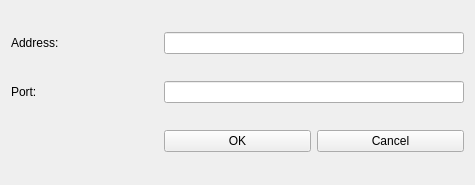
This is ui/address-input.ui in berndhs/arado as Qt 5 draws it before an edit. The edited form follows.
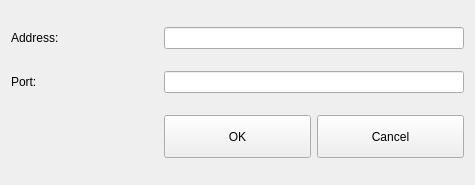
This is the edited form. Icons and pictures are not drawn.

Commit message: added buttons, items under menu, renamed.

Diff of the .ui file:
```diff
--- a/ui/address-input.ui
+++ b/ui/address-input.ui
@@ -36,16 +36,48 @@
    </item>
    <item row="2" column="1">
     <widget class="QPushButton" name="okButton">
+     <property name="minimumSize">
+      <size>
+       <width>0</width>
+       <height>43</height>
+      </size>
+     </property>
      <property name="text">
       <string>OK</string>
      </property>
+     <property name="icon">
+      <iconset resource="../arado.qrc">
+       <normaloff>:/images/button_ok.png</normaloff>:/images/button_ok.png</iconset>
+     </property>
+     <property name="iconSize">
+      <size>
+       <width>32</width>
+       <height>32</height>
+      </size>
+     </property>
     </widget>
    </item>
    <item row="2" column="2">
     <widget class="QPushButton" name="cancelButton">
+     <property name="minimumSize">
+      <size>
+       <width>0</width>
+       <height>43</height>
+      </size>
+     </property>
      <property name="text">
       <string>Cancel</string>
      </property>
+     <property name="icon">
+      <iconset resource="../arado.qrc">
+       <normaloff>:/images/cancel.png</normaloff>:/images/cancel.png</iconset>
+     </property>
+     <property name="iconSize">
+      <size>
+       <width>32</width>
+       <height>32</height>
+      </size>
+     </property>
     </widget>
    </item>
   </layout>
```
Left out of the diff: 6 changed lines with no effect on the pictures. The commit also changes 3 other files.
